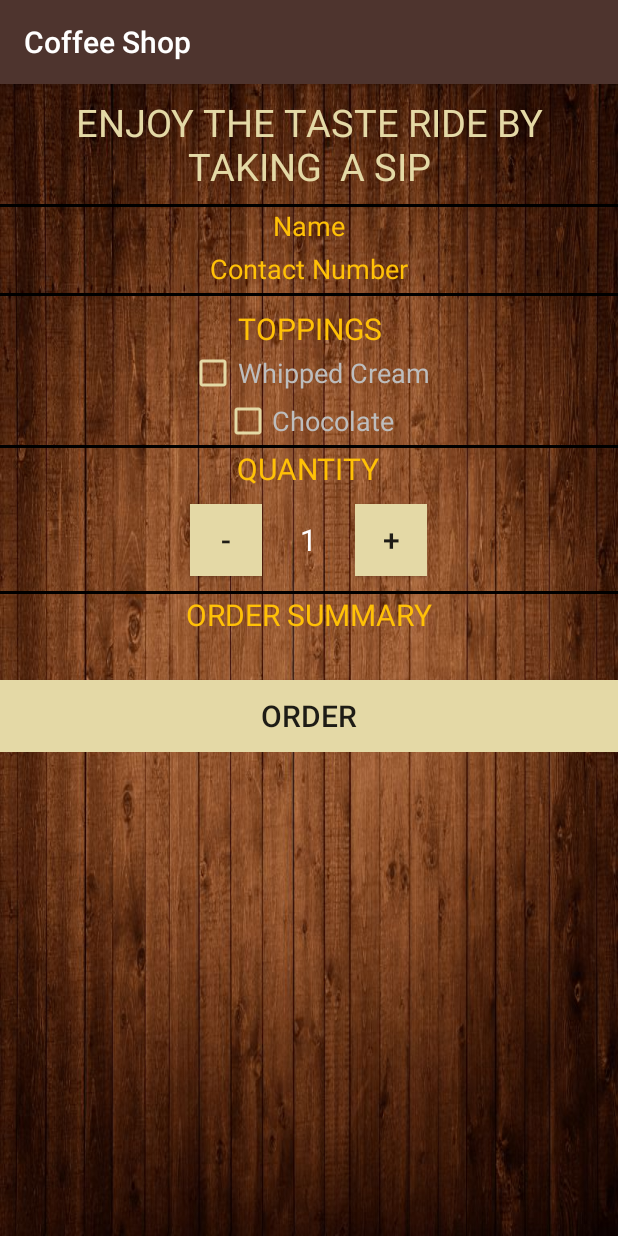
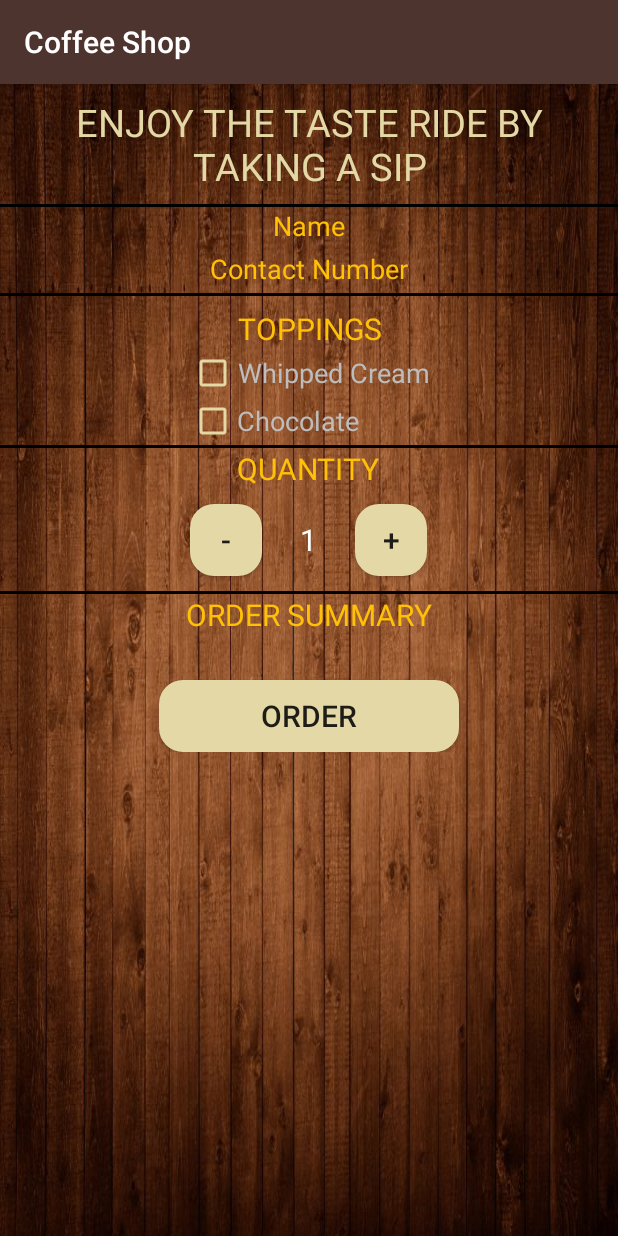
Before and after one commit to rajshah001/CoffeeShopApp, an Android app: the screen it shows after launch (MainActivity), on a phone screen of 412 x 824 dp. Run offline under Robolectric (Android 15) with nearby library versions, the phone set to English and light mode, and no system bars.

Commit message:
Done some modifications to the app as per the community feedback.

```diff
--- /dev/null
+++ b/app/src/main/res/drawable/round_button.xml
@@ -0,0 +1,10 @@
+<?xml version="1.0" encoding="utf-8"?>
+
+<shape xmlns:android="http://schemas.android.com/apk/res/android"
+    android:shape="rectangle">
+    <solid android:color="#E4D9A6" />
+    <corners android:bottomRightRadius="16dp"
+        android:bottomLeftRadius="16dp"
+        android:topRightRadius="16dp"
+        android:topLeftRadius="16dp"/>
+</shape>
--- a/app/src/main/res/layout/activity_main.xml
+++ b/app/src/main/res/layout/activity_main.xml
@@ -24,7 +24,7 @@
                 android:layout_height="wrap_content"
                 android:layout_gravity="center"
                 android:layout_margin="8dp"
-                android:text="Enjoy The Taste Ride By  Taking  a Sip"
+                android:text="@string/head"
                 android:textAlignment="center"
                 android:textAllCaps="true"
                 android:textColor="#E4D9A6"
@@ -41,7 +41,7 @@
                 android:layout_width="match_parent"
                 android:layout_height="wrap_content"
                 android:layout_marginBottom="4dp"
-                android:hint="Name"
+                android:hint="@string/name"
                 android:textColorHint="#FFC107"
                 android:inputType="textCapWords"
                 android:gravity="center"
@@ -53,7 +53,7 @@
                 android:layout_width="match_parent"
                 android:layout_height="wrap_content"
                 android:layout_marginBottom="4dp"
-                android:hint="Contact Number"
+                android:hint="@string/number"
                 android:textColorHint="#FFC107"
                 android:inputType="phone"
                 android:gravity="center"
@@ -68,18 +68,22 @@
                 android:layout_width="match_parent"
                 android:layout_height="wrap_content"
                 android:gravity="center"
-                android:text="Toppings"
+                android:text="@string/topping"
                 android:layout_marginTop="8dp"
                 android:textAllCaps="true"
                 android:textColor="#FFC107"
                 android:textSize="20sp" />
 
+            <LinearLayout
+                android:layout_width="wrap_content"
+                android:layout_height="wrap_content"
+                android:orientation="vertical">
             <CheckBox
                 android:id="@+id/whipped_checkbox"
                 android:layout_width="wrap_content"
                 android:layout_height="wrap_content"
                 android:gravity="center"
-                android:text="Whipped Cream"
+                android:text="@string/cream"
                 android:textColor="#BDBDBD"
                 android:textAppearance="?android:textAppearanceMedium"
                 android:theme="@style/checkBoxStyle" />
@@ -89,10 +93,11 @@
                 android:layout_width="wrap_content"
                 android:layout_height="wrap_content"
                 android:gravity="center"
-                android:text="Chocolate"
+                android:text="@string/chocolate"
                 android:textColor="#BDBDBD"
                 android:textAppearance="?android:textAppearanceMedium"
                 android:theme="@style/checkBoxStyle" />
+            </LinearLayout>
 
             <View
                 android:layout_width="fill_parent"
@@ -104,7 +109,7 @@
                 android:layout_height="wrap_content"
                 android:layout_gravity="center"
 
-                android:text="quantity"
+                android:text="@string/quantity"
                 android:textAllCaps="true"
                 android:textColor="#FFC107"
                 android:textSize="20sp" />
@@ -120,9 +125,9 @@
                     android:layout_centerHorizontal="true"
                     android:layout_centerVertical="true"
                     android:layout_toLeftOf="@id/quantity_text_view"
-                    android:background="#E4D9A6"
+                    android:background="@drawable/round_button"
                     android:onClick="decrement"
-                    android:text="-"
+                    android:text="@string/minus"
                     android:textSize="20sp"
                     android:textAllCaps="true" />
 
@@ -146,9 +151,9 @@
                     android:layout_marginBottom="20dp"
                     android:layout_marginLeft="25dp"
                     android:layout_toRightOf="@+id/quantity_text_view"
-                    android:background="#E4D9A6"
+                    android:background="@drawable/round_button"
                     android:onClick="increment"
-                    android:text="+"
+                    android:text="@string/plus"
                     android:textSize="20sp"
                     android:textAllCaps="true" />
 
@@ -163,7 +168,7 @@
                 android:layout_width="wrap_content"
                 android:layout_height="wrap_content"
                 android:layout_gravity="center"
-                android:text="order summary"
+                android:text="@string/order_summary"
                 android:textAllCaps="true"
                 android:textColor="#FFC107"
                 android:textSize="20sp" />
@@ -181,13 +186,13 @@
                 android:textSize="16sp" />
 
             <Button
-                android:layout_width="match_parent"
+                android:layout_width="200dp"
                 android:layout_height="wrap_content"
                 android:layout_gravity="center"
                 android:layout_marginTop="8dp"
-                android:background="#E4D9A6"
+                android:background="@drawable/round_button"
                 android:onClick="submitOrder"
-                android:text="order"
+                android:text="@string/order"
                 android:textAllCaps="true"
                 android:textSize="20sp" />
 
--- a/app/src/main/res/values/strings.xml
+++ b/app/src/main/res/values/strings.xml
@@ -1,3 +1,14 @@
 <resources>
     <string name="app_name">Coffee Shop</string>
+    <string name="head">Enjoy The Taste Ride By  Taking  a Sip</string>
+    <string name="name">Name</string>
+    <string name="number">Contact Number</string>
+    <string name="topping">Toppings</string>
+    <string name="cream">Whipped Cream</string>
+    <string name="chocolate">Chocolate</string>
+    <string name="quantity">Quantity</string>
+    <string name="minus">-</string>
+    <string name="plus">+</string>
+    <string name="order_summary">Order Summary</string>
+    <string name="order">Order</string>
 </resources>
```
Also changed, not shown: app/src/main/java/com/example/android/coffeeshop/MainActivity.java (+11 -1 lines).
